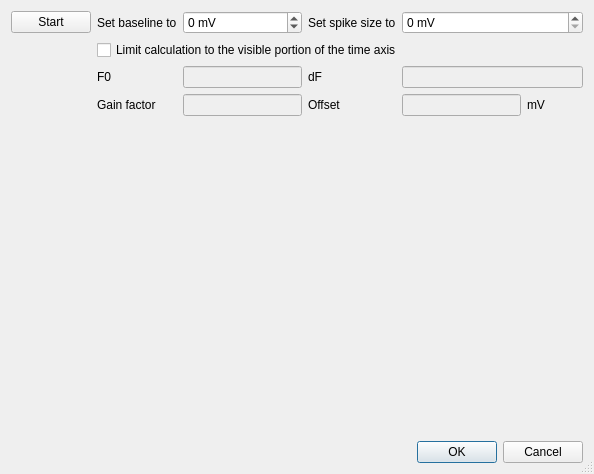
This is src/gui/FluorescenceCompDlg.ui in CompEphys-team/stdpc as Qt 5 draws it before an edit. The edited form follows.
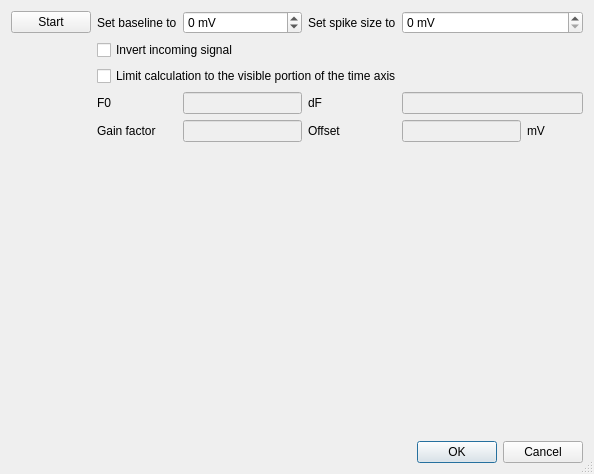
This is the edited form. Custom widgets are drawn as their Qt base class.

Commit message: fluorcalib: Added input signal inversion toggle

```diff
--- a/src/gui/FluorescenceCompDlg.ui
+++ b/src/gui/FluorescenceCompDlg.ui
@@ -17,6 +17,19 @@
    <bool>true</bool>
   </property>
   <layout class="QGridLayout" name="gridLayout">
+   <item row="0" column="5" colspan="3">
+    <widget class="QSpinBox" name="inputSpikesize">
+     <property name="suffix">
+      <string> mV</string>
+     </property>
+     <property name="minimum">
+      <number>0</number>
+     </property>
+     <property name="maximum">
+      <number>1000</number>
+     </property>
+    </widget>
+   </item>
    <item row="0" column="1">
     <widget class="QLabel" name="label">
      <property name="text">
@@ -24,6 +37,36 @@
      </property>
     </widget>
    </item>
+   <item row="4" column="7">
+    <widget class="QLabel" name="label_2">
+     <property name="text">
+      <string>mV</string>
+     </property>
+    </widget>
+   </item>
+   <item row="0" column="2" colspan="2">
+    <widget class="QSpinBox" name="inputBaseline">
+     <property name="suffix">
+      <string> mV</string>
+     </property>
+     <property name="minimum">
+      <number>-200</number>
+     </property>
+     <property name="maximum">
+      <number>200</number>
+     </property>
+    </widget>
+   </item>
+   <item row="4" column="5" colspan="2">
+    <widget class="QLineEdit" name="outputBias">
+     <property name="enabled">
+      <bool>false</bool>
+     </property>
+     <property name="text">
+      <string/>
+     </property>
+    </widget>
+   </item>
    <item row="0" column="4">
     <widget class="QLabel" name="label_3">
      <property name="text">
@@ -31,21 +74,65 @@
      </property>
     </widget>
    </item>
-   <item row="2" column="1">
+   <item row="3" column="1">
     <widget class="QLabel" name="label_5">
      <property name="text">
       <string>F0</string>
      </property>
     </widget>
    </item>
-   <item row="2" column="4">
+   <item row="4" column="1">
+    <widget class="QLabel" name="label_8">
+     <property name="text">
+      <string>Gain factor</string>
+     </property>
+    </widget>
+   </item>
+   <item row="8" column="0" colspan="8">
+    <widget class="QDialogButtonBox" name="buttonBox">
+     <property name="orientation">
+      <enum>Qt::Horizontal</enum>
+     </property>
+     <property name="standardButtons">
+      <set>QDialogButtonBox::Cancel|QDialogButtonBox::Ok</set>
+     </property>
+    </widget>
+   </item>
+   <item row="7" column="0" colspan="8">
+    <widget class="QCustomPlot" name="plot" native="true"/>
+   </item>
+   <item row="0" column="0">
+    <widget class="QPushButton" name="pushButton">
+     <property name="text">
+      <string>Start</string>
+     </property>
+    </widget>
+   </item>
+   <item row="4" column="2" colspan="2">
+    <widget class="QLineEdit" name="outputGain">
+     <property name="enabled">
+      <bool>false</bool>
+     </property>
+    </widget>
+   </item>
+   <item row="3" column="5" colspan="3">
+    <widget class="QLineEdit" name="outputDF">
+     <property name="enabled">
+      <bool>false</bool>
+     </property>
+     <property name="text">
+      <string/>
+     </property>
+    </widget>
+   </item>
+   <item row="3" column="4">
     <widget class="QLabel" name="label_6">
      <property name="text">
       <string>dF</string>
      </property>
     </widget>
    </item>
-   <item row="5" column="0" colspan="7">
+   <item row="6" column="0" colspan="7">
     <widget class="QLabel" name="status">
      <property name="sizePolicy">
       <sizepolicy hsizetype="Preferred" vsizetype="Fixed">
@@ -58,111 +145,31 @@
      </property>
     </widget>
    </item>
-   <item row="0" column="2" colspan="2">
-    <widget class="QSpinBox" name="inputBaseline">
-     <property name="suffix">
-      <string> mV</string>
-     </property>
-     <property name="minimum">
-      <number>-200</number>
-     </property>
-     <property name="maximum">
-      <number>200</number>
-     </property>
-    </widget>
-   </item>
-   <item row="3" column="5" colspan="2">
-    <widget class="QLineEdit" name="outputBias">
-     <property name="enabled">
-      <bool>false</bool>
-     </property>
-     <property name="text">
-      <string/>
-     </property>
-    </widget>
-   </item>
-   <item row="3" column="4">
+   <item row="4" column="4">
     <widget class="QLabel" name="label_7">
      <property name="text">
       <string>Offset</string>
      </property>
     </widget>
    </item>
-   <item row="2" column="2" colspan="2">
-    <widget class="QLineEdit" name="outputF0">
-     <property name="enabled">
-      <bool>false</bool>
+   <item row="2" column="1" colspan="7">
+    <widget class="QCheckBox" name="cbVisibleRangeOnly">
+     <property name="text">
+      <string>Limit calculation to the visible portion of the time axis</string>
      </property>
     </widget>
    </item>
    <item row="3" column="2" colspan="2">
-    <widget class="QLineEdit" name="outputGain">
+    <widget class="QLineEdit" name="outputF0">
      <property name="enabled">
       <bool>false</bool>
      </property>
     </widget>
    </item>
-   <item row="0" column="0">
-    <widget class="QPushButton" name="pushButton">
-     <property name="text">
-      <string>Start</string>
-     </property>
-    </widget>
-   </item>
-   <item row="3" column="1">
-    <widget class="QLabel" name="label_8">
-     <property name="text">
-      <string>Gain factor</string>
-     </property>
-    </widget>
-   </item>
-   <item row="3" column="7">
-    <widget class="QLabel" name="label_2">
-     <property name="text">
-      <string>mV</string>
-     </property>
-    </widget>
-   </item>
-   <item row="2" column="5" colspan="3">
-    <widget class="QLineEdit" name="outputDF">
-     <property name="enabled">
-      <bool>false</bool>
-     </property>
-     <property name="text">
-      <string/>
-     </property>
-    </widget>
-   </item>
    <item row="1" column="1" colspan="7">
-    <widget class="QCheckBox" name="checkBox">
+    <widget class="QCheckBox" name="cbInvert">
      <property name="text">
-      <string>Limit calculation to the visible portion of the time axis</string>
-     </property>
-    </widget>
-   </item>
-   <item row="0" column="5" colspan="3">
-    <widget class="QSpinBox" name="inputSpikesize">
-     <property name="suffix">
-      <string> mV</string>
-     </property>
-     <property name="minimum">
-      <number>0</number>
-     </property>
-     <property name="maximum">
-      <number>1000</number>
-     </property>
-    </widget>
-   </item>
-   <item row="6" column="0" colspan="8">
-    <widget class="QCustomPlot" name="plot" native="true"/>
-   </item>
-   <item row="7" column="0" colspan="8">
-    <widget class="QDialogButtonBox" name="buttonBox">
-     <property name="orientation">
-      <enum>Qt::Horizontal</enum>
-     </property>
-     <property name="standardButtons">
-      <set>QDialogButtonBox::Cancel|QDialogButtonBox::Ok</set>
+      <string>Invert incoming signal</string>
      </property>
     </widget>
    </item>
```
The commit also changes 2 other files.
